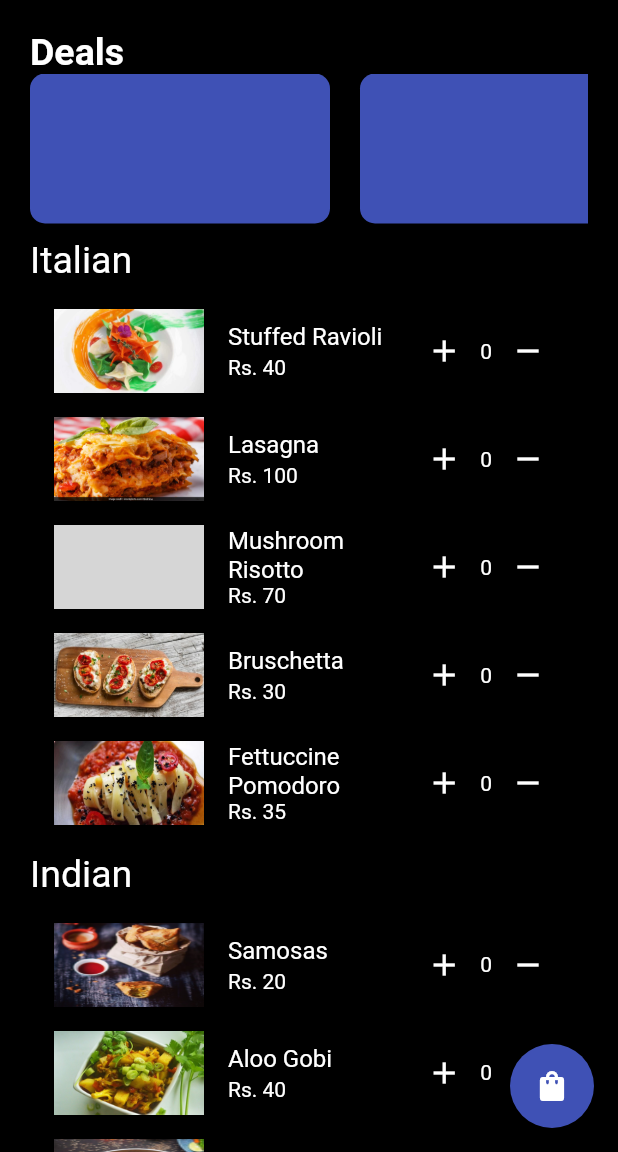
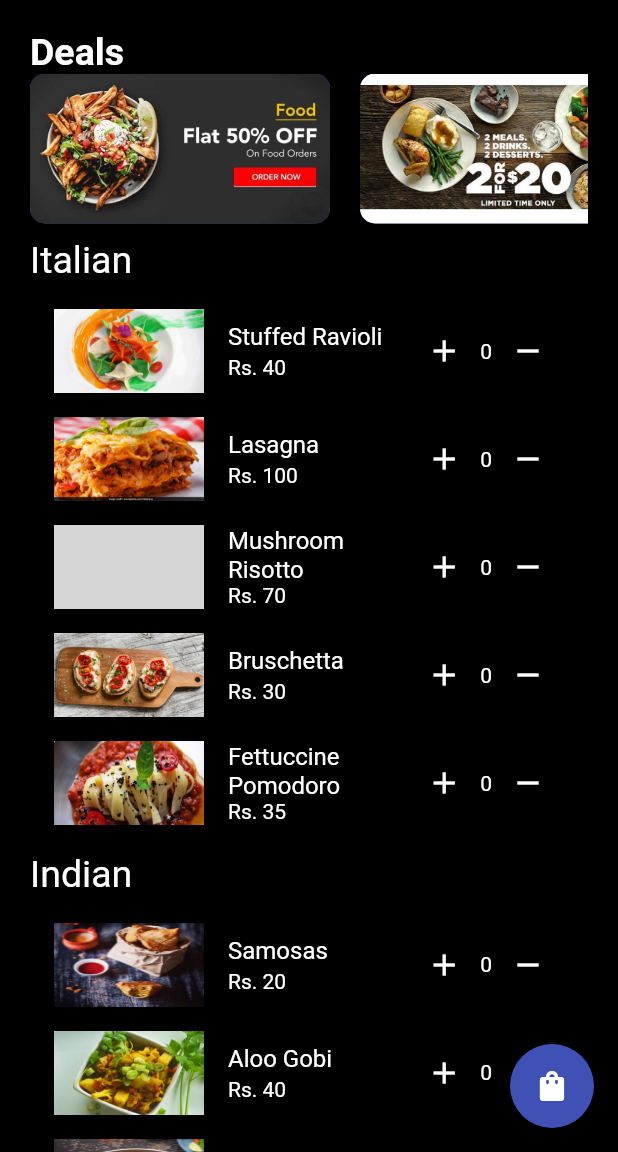
Before and after one commit to hortiprajwal/Restaurant_Menu_App, a Flutter app: the screen it shows after launch, on a phone screen of 412 x 824 dp, the part 84-1236 px from its top. Run offline on Flutter 3.47's test engine with Material 2 defaults, Android fonts, the phone set to English and light mode, and no system bars; grey boxes are pictures that could not be loaded.

Commit message:
deals and drawer

```diff
--- a/lib/pages/home_page.dart
+++ b/lib/pages/home_page.dart
@@ -93,9 +93,11 @@ class _HomePageState extends State<HomePage> {
                 ),
               ),
               buildTile(Icons.account_box_outlined, 'Profile'),
-              buildTile(Icons.bug_report_outlined, 'Report a Bug'),
+              buildTile(Icons.home_outlined, 'Address'),
+              buildTile(Icons.account_balance_wallet_outlined, 'Payment Method'),
               buildTile(Icons.shopping_cart_outlined, 'Food cart'),
-              buildTile(Icons.email, 'Contact Us'),
+              buildTile(Icons.favorite_outline_rounded, 'Rate Us'),
+              buildTile(Icons.email_outlined, 'Contact Us'),
               MaterialButton(
                 child: const Text(
                   'Logout',
@@ -140,6 +142,11 @@ class _HomePageState extends State<HomePage> {
                   width: 200.0,
                   margin: const EdgeInsets.only(right: 20.0),
                   decoration: BoxDecoration(
+                    image: const DecorationImage(
+                      image: AssetImage(
+                          'images/food-coupons.png'),
+                      fit: BoxFit.fill,
+                    ),
                     borderRadius: BorderRadius.circular(10.0),
                     color: Theme.of(context).primaryColor,
                   ),
@@ -149,6 +156,10 @@ class _HomePageState extends State<HomePage> {
                   width: 200.0,
                   margin: const EdgeInsets.only(right: 20.0),
                   decoration: BoxDecoration(
+                    image: const DecorationImage(
+                     image: AssetImage('images/boston-market-2-for-20.png'),
+                      fit: BoxFit.cover,
+                    ),
                     borderRadius: BorderRadius.circular(10.0),
                     color: Theme.of(context).primaryColor,
                   ),
@@ -158,6 +169,10 @@ class _HomePageState extends State<HomePage> {
                   width: 200.0,
                   margin: const EdgeInsets.only(right: 20.0),
                   decoration: BoxDecoration(
+                    image: const DecorationImage(
+                      image: AssetImage('images/discount.png'),
+                      fit: BoxFit.cover,
+                    ),
                     borderRadius: BorderRadius.circular(10.0),
                     color: Theme.of(context).primaryColor,
                   ),
```
Also changed, not shown: images/boston-market-2-for-20.png (added), images/discount.png (added), images/food-coupons.png (added).
